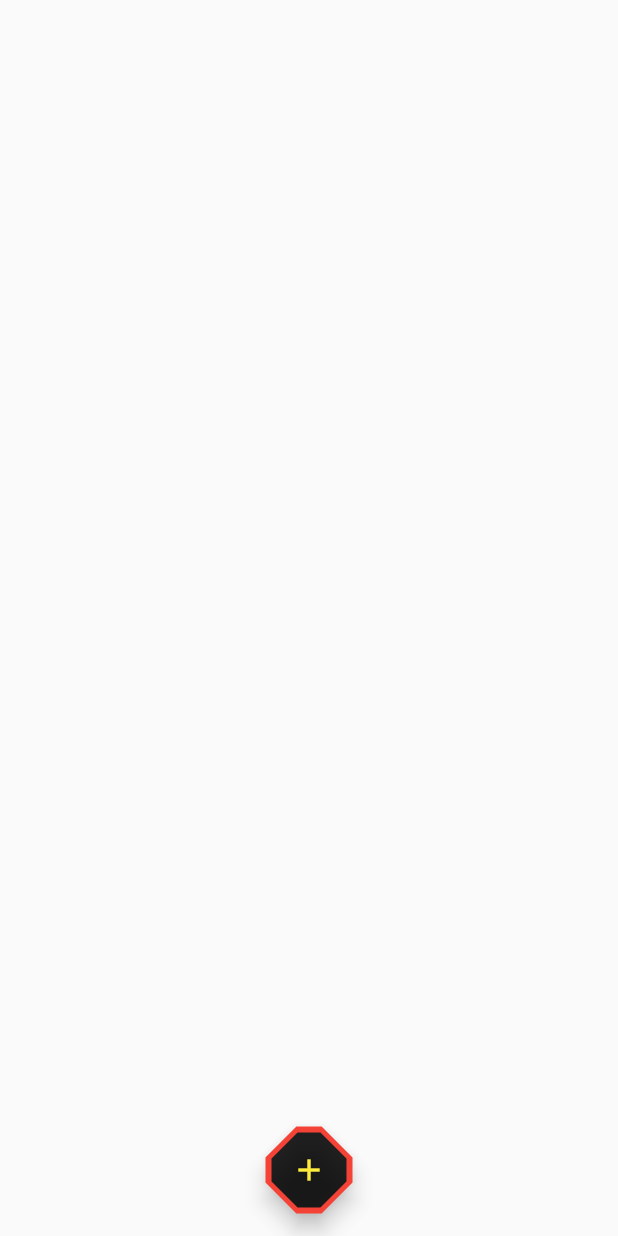
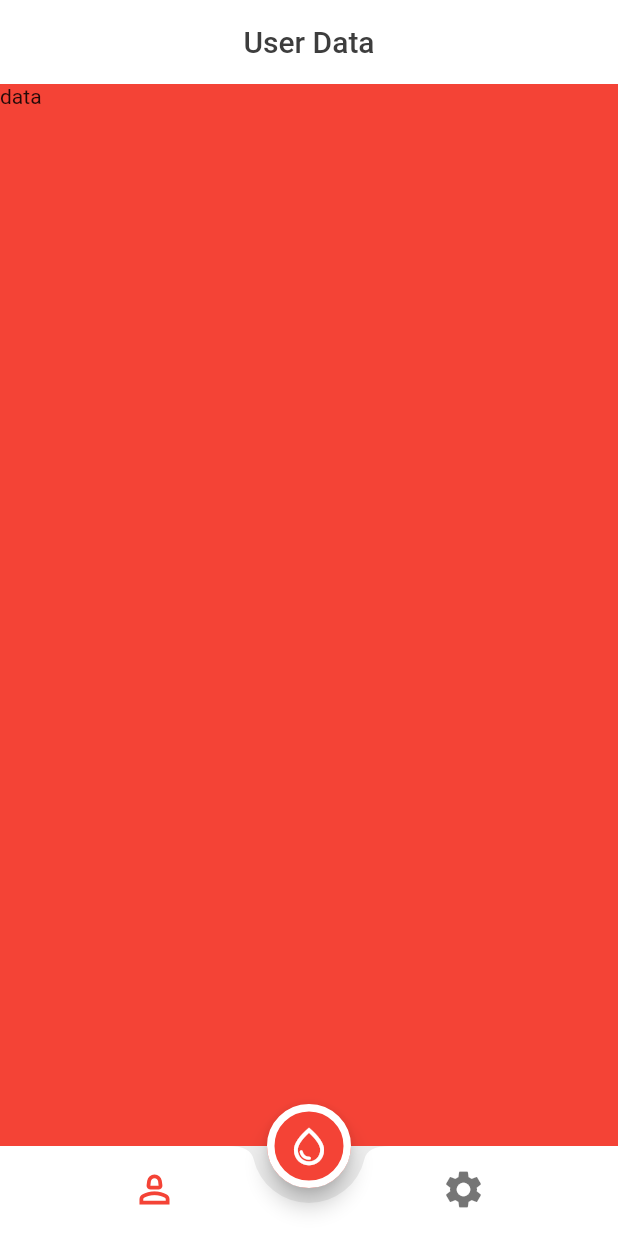
Before and after one commit to Kerolos129Yousef/NAD, a Flutter app: the screen it shows after launch, on a phone screen of 412 x 824 dp. Run offline on Flutter 3.47's test engine with Material 2 defaults, Android fonts, the phone set to English and light mode, and no system bars.

Commit message:
add bottom Nav Bar add empty user_data_tap & empty setting_tap

```diff
--- a/lib/home_screen.dart
+++ b/lib/home_screen.dart
@@ -1,26 +1,77 @@
+
+import 'package:add/setting_tap.dart';
+import 'package:add/user_data_tap.dart';
 import 'package:flutter/material.dart';
 
-class HomeScreen extends StatelessWidget {
+class HomeScreen extends StatefulWidget {
 static const String routeName = "HomeScreen";
+
+  @override
+  State<HomeScreen> createState() => _HomeScreenState();
+}
+
+class _HomeScreenState extends State<HomeScreen> {
+List<Widget>AppTaps=[UserDataTap(),SettingTap()];
+int selectedIndex =0;
   @override
   Widget build(BuildContext context) {
     return Scaffold(
-      floatingActionButtonLocation: FloatingActionButtonLocation.centerFloat,
+      appBar: AppBar(
+        automaticallyImplyLeading: false,
+        elevation: 0,
+        backgroundColor: Colors.white,
+        title: Center(child: Text("User Data",style: TextStyle(color: Color.fromRGBO(61,61,61,1)),)),
+      ),
+      backgroundColor:Color.fromRGBO(237,237,237,1) ,
+      floatingActionButtonLocation: FloatingActionButtonLocation.centerDocked,
       floatingActionButton: FloatingActionButton(
+
         onPressed: () {
 
         },
-        child: Icon(Icons.add),
-        backgroundColor: Colors.black87,
-        foregroundColor: Colors.yellow,
-        shape: BeveledRectangleBorder(
-          borderRadius: BorderRadius.circular(20),
-          side: BorderSide(color: Colors.red,width: 2,style: BorderStyle.solid)
+        child: Icon(Icons.water_drop_outlined,size: 30,),
+        backgroundColor: Colors.red,
+        foregroundColor: Colors.white,
+        shape: StadiumBorder(
+
+          side: BorderSide(color: Colors.white,width: 5,style: BorderStyle.solid)
         ),
 
 
       ),
+        bottomNavigationBar: BottomAppBar(
+          shape:CircularNotchedRectangle(
+          ),
+          notchMargin: 10,
+          color: Colors.white,
+          elevation:0,
 
+          child: Theme(
+            data: Theme.of(context).copyWith(
+              canvasColor: Colors.white
+            ),
+            child: BottomNavigationBar(
+              backgroundColor: Colors.transparent,
+              elevation: 0,
+              selectedItemColor: Colors.red,
+              showSelectedLabels: false,
+              showUnselectedLabels: false,
+              currentIndex: selectedIndex,
+              onTap: (index){
+                selectedIndex = index;
+                setState(() {
+
+                });
+              },
+              items: [
+                BottomNavigationBarItem(icon: Icon(Icons.person_2_outlined,size: 30),label:"" ),
+                BottomNavigationBarItem(icon: Icon(Icons.settings,size: 30,),label:"" )
+              ],
+            ),
+          ),
+        ),
+      body: AppTaps[selectedIndex],
     );
+
   }
 }
--- a/lib/main.dart
+++ b/lib/main.dart
@@ -15,7 +15,7 @@ class MyApp extends StatelessWidget {
   @override
   Widget build(BuildContext context) {
     return MaterialApp(
-      initialRoute: HomeScreen.routeName,
+      initialRoute: SplashScreen.routeName,
      routes: {
         HomeScreen.routeName:(_)=>HomeScreen(),
        SplashScreen.routeName:(_)=>SplashScreen(),
--- /dev/null
+++ b/lib/setting_tap.dart
@@ -0,0 +1,18 @@
+import 'package:flutter/material.dart';
+
+class SettingTap extends StatelessWidget {
+
+  @override
+  Widget build(BuildContext context) {
+    return Container(
+      color: Colors.yellow,
+      child: Column(
+        crossAxisAlignment: CrossAxisAlignment.stretch,
+        children: [
+          Text("data")
+
+        ],
+      ),
+    );
+  }
+}
--- a/lib/splash_screen.dart
+++ b/lib/splash_screen.dart
@@ -17,7 +17,7 @@ class _SplashScreenState extends State<SplashScreen> {
 
     super.initState();
     Timer(Duration(seconds: 3),() {
-      Navigator.pushNamed(context, LoadingScreen.routeName);
+      Navigator.pushNamed(context, HomeScreen.routeName);
     }, );
   }
   @override
--- /dev/null
+++ b/lib/user_data_tap.dart
@@ -0,0 +1,18 @@
+import 'package:flutter/material.dart';
+
+class UserDataTap extends StatelessWidget {
+
+  @override
+  Widget build(BuildContext context) {
+    return Container(
+      color: Colors.red,
+      child: Column(
+        crossAxisAlignment: CrossAxisAlignment.stretch,
+        children: [
+         Text("data")
+
+        ],
+      ),
+    );
+  }
+}
```
